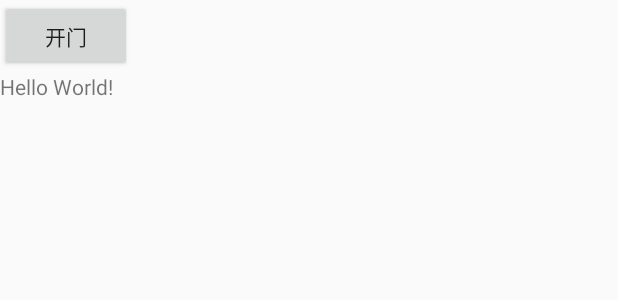
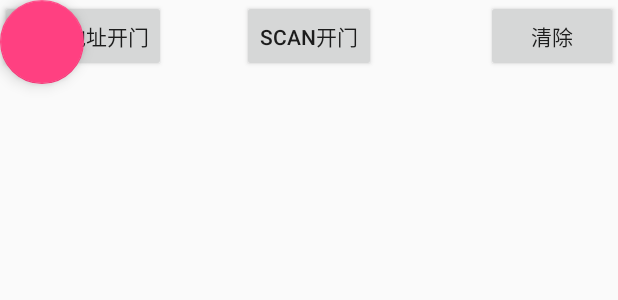
Before and after one commit to KomoriWu/BleDemo, an Android app: the layout activity_main.xml on its own in the app's theme, with its tools: preview values and no code run, on a phone screen of 412 x 824 dp. Shown: the top 300 px of the screen. Run offline under Robolectric (Android 15) with nearby library versions, the phone set to English and light mode, and no system bars.

```diff
--- a/app/src/main/res/layout/activity_main.xml
+++ b/app/src/main/res/layout/activity_main.xml
@@ -9,7 +9,21 @@
         android:id="@+id/btn_open"
         android:layout_width="wrap_content"
         android:layout_height="wrap_content"
-        android:text="开门" />
+        android:text="mac地址开门" />
+
+    <Button
+        android:id="@+id/btn_scan"
+        android:layout_width="wrap_content"
+        android:layout_height="wrap_content"
+        android:layout_centerHorizontal="true"
+        android:text="Scan开门" />
+
+    <Button
+        android:id="@+id/btn_clear"
+        android:layout_width="wrap_content"
+        android:layout_height="wrap_content"
+        android:layout_alignParentRight="true"
+        android:text="清除" />
 
     <android.support.v4.widget.NestedScrollView
         android:layout_width="match_parent"
@@ -19,10 +33,17 @@
         <TextView
             android:id="@+id/tv"
             android:layout_width="wrap_content"
-
             android:layout_height="wrap_content"
-            android:text="Hello World!" />
+            android:textSize="16sp" />
     </android.support.v4.widget.NestedScrollView>
 
-
+    <ProgressBar
+        android:id="@+id/pb"
+        android:layout_width="wrap_content"
+        android:layout_height="wrap_content"
+        android:layout_centerInParent="true"
+        android:visibility="gone" />
+    <android.support.design.widget.FloatingActionButton
+        android:layout_width="wrap_content"
+        android:layout_height="wrap_content" />
 </RelativeLayout>
--- a/build.gradle
+++ b/build.gradle
@@ -7,8 +7,8 @@ buildscript {
         jcenter()
     }
     dependencies {
-        classpath 'com.android.tools.build:gradle:3.0.0'
-
+        classpath 'com.android.tools.build:gradle:3.1.3'
+        classpath 'com.github.megatronking:svg-plugin:1.3.9'
 
         // NOTE: Do not place your application dependencies here; they belong
         // in the individual module build.gradle files
```
Also changed, not shown: app/build.gradle (+39 -3 lines), app/src/main/AndroidManifest.xml (+10 -0 lines), app/src/main/java/com/example/bledemo/MyApplication.java (+17 -0 lines), app/src/main/java/com/example/bledemo/SVGActivity.java (added, +17 -0 lines), app/src/main/res/layout/activity_svg.xml (added, +18 -0 lines), gradle/wrapper/gradle-wrapper.properties, 1 other file.
